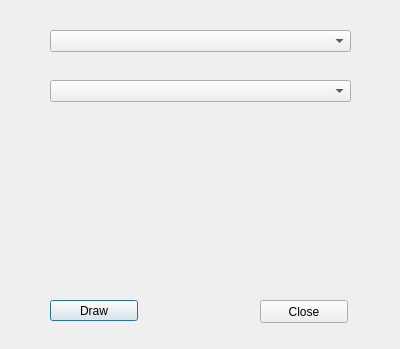
Above: YCZSoftware_VS/src/service/histogramdialog.ui from Spiderguy-07/YCZSoftware_VS before the change. Below: the same form after it.
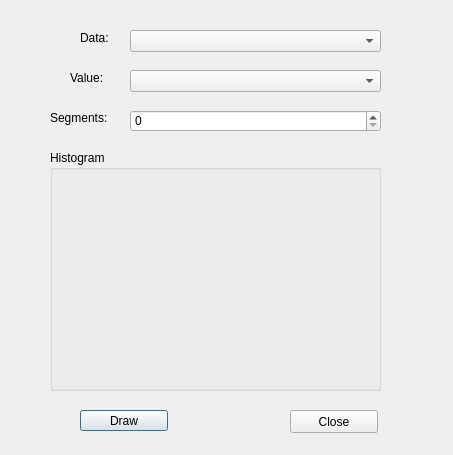
That is the form after the change. Custom widgets are drawn as their Qt base class.

What changed in the file:
```diff
--- a/YCZSoftware_VS/src/service/histogramdialog.ui
+++ b/YCZSoftware_VS/src/service/histogramdialog.ui
@@ -6,8 +6,8 @@
    <rect>
     <x>0</x>
     <y>0</y>
-    <width>400</width>
-    <height>349</height>
+    <width>453</width>
+    <height>455</height>
    </rect>
   </property>
   <property name="windowTitle">
@@ -16,9 +16,9 @@
   <widget class="QComboBox" name="cmb_layer">
    <property name="geometry">
     <rect>
-     <x>50</x>
+     <x>130</x>
      <y>30</y>
-     <width>301</width>
+     <width>251</width>
      <height>22</height>
     </rect>
    </property>
@@ -26,28 +26,18 @@
   <widget class="QComboBox" name="cmb_field">
    <property name="geometry">
     <rect>
-     <x>50</x>
-     <y>80</y>
-     <width>301</width>
+     <x>130</x>
+     <y>70</y>
+     <width>251</width>
      <height>22</height>
     </rect>
    </property>
   </widget>
-  <widget class="QWidget" name="HistogramWidget" native="true">
-   <property name="geometry">
-    <rect>
-     <x>50</x>
-     <y>130</y>
-     <width>301</width>
-     <height>151</height>
-    </rect>
-   </property>
-  </widget>
   <widget class="QPushButton" name="bt_draw">
    <property name="geometry">
     <rect>
-     <x>50</x>
-     <y>300</y>
+     <x>80</x>
+     <y>410</y>
      <width>88</width>
      <height>21</height>
     </rect>
@@ -59,8 +49,8 @@
   <widget class="QPushButton" name="bt_close">
    <property name="geometry">
     <rect>
-     <x>260</x>
-     <y>300</y>
+     <x>290</x>
+     <y>410</y>
      <width>88</width>
      <height>23</height>
     </rect>
@@ -69,7 +59,87 @@
     <string>Close</string>
    </property>
   </widget>
+  <widget class="QGroupBox" name="groupBox">
+   <property name="geometry">
+    <rect>
+     <x>50</x>
+     <y>150</y>
+     <width>331</width>
+     <height>241</height>
+    </rect>
+   </property>
+   <property name="title">
+    <string>Histogram</string>
+   </property>
+   <widget class="HistogramView" name="HistogramWidget" native="true">
+    <property name="geometry">
+     <rect>
+      <x>10</x>
+      <y>20</y>
+      <width>311</width>
+      <height>211</height>
+     </rect>
+    </property>
+   </widget>
+  </widget>
+  <widget class="QLabel" name="label">
+   <property name="geometry">
+    <rect>
+     <x>80</x>
+     <y>30</y>
+     <width>41</width>
+     <height>16</height>
+    </rect>
+   </property>
+   <property name="text">
+    <string>Data:</string>
+   </property>
+  </widget>
+  <widget class="QLabel" name="label_2">
+   <property name="geometry">
+    <rect>
+     <x>70</x>
+     <y>70</y>
+     <width>51</width>
+     <height>16</height>
+    </rect>
+   </property>
+   <property name="text">
+    <string>Value:</string>
+   </property>
+  </widget>
+  <widget class="QLabel" name="label_3">
+   <property name="geometry">
+    <rect>
+     <x>50</x>
+     <y>110</y>
+     <width>81</width>
+     <height>16</height>
+    </rect>
+   </property>
+   <property name="text">
+    <string>Segments:</string>
+   </property>
+  </widget>
+  <widget class="QSpinBox" name="sb_number">
+   <property name="geometry">
+    <rect>
+     <x>130</x>
+     <y>110</y>
+     <width>251</width>
+     <height>22</height>
+    </rect>
+   </property>
+  </widget>
  </widget>
+ <customwidgets>
+  <customwidget>
+   <class>HistogramView</class>
+   <extends>QWidget</extends>
+   <header location="global">histogramview.h</header>
+   <container>1</container>
+  </customwidget>
+ </customwidgets>
  <resources/>
  <connections/>
 </ui>
```
